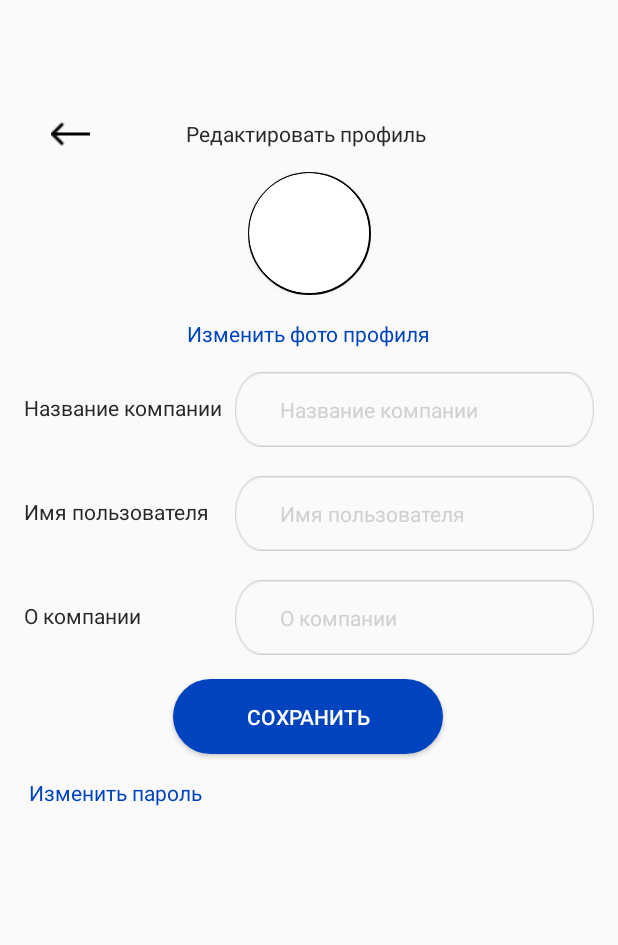
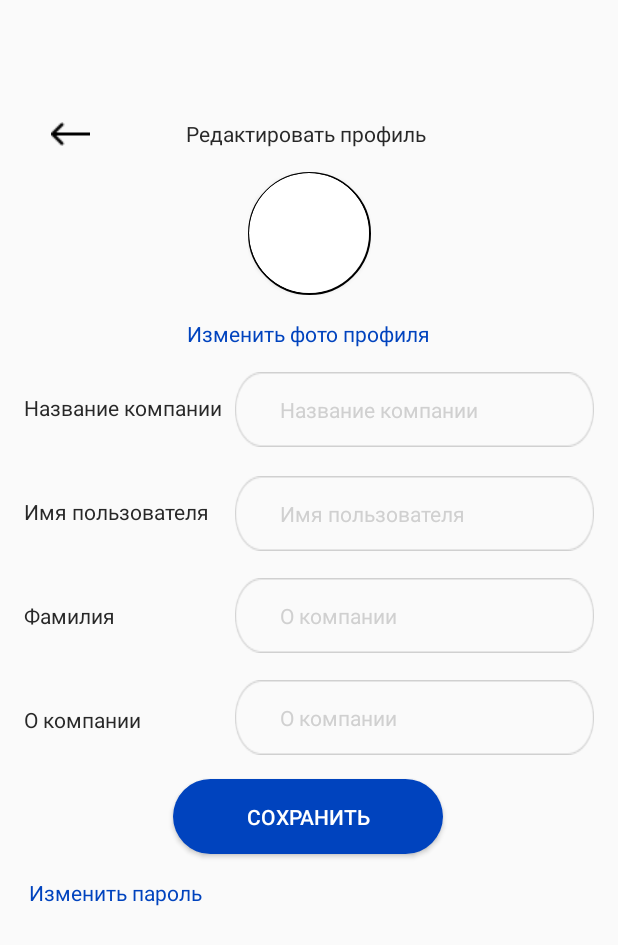
Before and after one commit to inTACdevelopers/inTAC, an Android app: the EditPersonalProfile screen opened directly, with no data from a screen before it, on a phone screen of 412 x 824 dp. Shown: the top 945 px of the screen. Run offline under Robolectric (Android 15) with nearby library versions, the phone set to English and light mode, and no system bars.

Commit message:
Addition of plainSurname to editProfile and plainWebLink to addPost

```diff
--- a/app/src/main/java/com/intac/API/posts/postAdapter.kt
+++ b/app/src/main/java/com/intac/API/posts/postAdapter.kt
@@ -2,6 +2,7 @@ package com.intac.API.posts
 
 import android.annotation.SuppressLint
 import android.content.Intent
+import android.net.Uri
 import android.util.Log
 
 import android.view.LayoutInflater
@@ -24,6 +25,18 @@ class PostAdapter(var user_id: Long) : RecyclerView.Adapter<PostAdapter.PostHold
             tvPostName.text = post.title
             tvDescription.text = post.description;
             imagePost.setImageBitmap(post.photoBitmap)
+
+            btBuying.setOnClickListener {
+                /*var url = post.sellerContact
+
+                if (!url.startsWith("http://") && !url.startsWith("https://")) {
+                    url = "http://" + url
+                }
+
+                val browserintent = Intent(Intent.ACTION_VIEW)
+                browserintent.setData(Uri.parse(url))
+                startActivity(browserintent)*/
+            }
 
             if(post.like){
                 btLike.isChecked = true
--- a/app/src/main/res/layout/activity_create_post.xml
+++ b/app/src/main/res/layout/activity_create_post.xml
@@ -48,7 +48,7 @@
         app:layout_constraintTop_toBottomOf="@+id/plainPostName" />
 
     <EditText
-        android:id="@+id/plainContacts"
+        android:id="@+id/plainWebLink"
         android:layout_width="335dp"
         android:layout_height="50dp"
         android:layout_marginStart="20dp"
@@ -62,7 +62,7 @@
         android:elegantTextHeight="false"
         android:ems="10"
         android:freezesText="false"
-        android:hint="@string/plainContacts"
+        android:hint="@string/plainWebLink"
         android:inputType="textPersonName"
         android:paddingLeft="30dp"
         android:textAllCaps="false"
@@ -123,5 +123,5 @@
         android:textColor="#0043BE"
         android:textStyle="bold"
         app:layout_constraintStart_toStartOf="parent"
-        app:layout_constraintTop_toBottomOf="@+id/plainContacts" />
+        app:layout_constraintTop_toBottomOf="@+id/plainWebLink" />
 </androidx.constraintlayout.widget.ConstraintLayout>
--- a/app/src/main/res/layout/activity_edit_profile.xml
+++ b/app/src/main/res/layout/activity_edit_profile.xml
@@ -5,6 +5,28 @@
     android:layout_width="match_parent"
     android:layout_height="match_parent"
     tools:context=".EditPersonalProfile">
+
+    <EditText
+        android:id="@+id/plainChangeBusinessName2"
+        android:layout_width="239dp"
+        android:layout_height="50dp"
+        android:layout_marginTop="18dp"
+        android:layout_marginEnd="16dp"
+        android:autofillHints=""
+        android:background="@drawable/rectangle"
+        android:backgroundTint="#D0D0D0"
+        android:drawablePadding="25dp"
+        android:elegantTextHeight="false"
+        android:ems="10"
+        android:freezesText="false"
+        android:hint="@string/editDescriptionBusiness"
+        android:paddingLeft="30dp"
+        android:textAllCaps="false"
+        android:textColor="#197BDD"
+        android:textColorHint="#D0D0D0"
+        android:textSize="14sp"
+        app:layout_constraintEnd_toEndOf="parent"
+        app:layout_constraintTop_toBottomOf="@+id/plainChangeBusinessName" />
 
     <TextView
         android:id="@+id/textCompanyDescribtion"
@@ -15,7 +37,7 @@
         android:text="@string/editDescriptionBusiness"
         android:textColor="#282828"
         app:layout_constraintStart_toStartOf="parent"
-        app:layout_constraintTop_toBottomOf="@+id/textUserName" />
+        app:layout_constraintTop_toBottomOf="@+id/textView2" />
 
     <TextView
         android:id="@+id/textChangePasswordBusiness"
@@ -42,13 +64,13 @@
         app:layout_constraintEnd_toEndOf="parent"
         app:layout_constraintHorizontal_bias="0.466"
         app:layout_constraintStart_toStartOf="parent"
-        app:layout_constraintTop_toBottomOf="@+id/plainChangeBusinessName" />
+        app:layout_constraintTop_toBottomOf="@+id/plainChangeBusinessName2" />
 
     <EditText
         android:id="@+id/plainChangeBusinessName"
         android:layout_width="239dp"
         android:layout_height="50dp"
-        android:layout_marginTop="19dp"
+        android:layout_marginTop="18dp"
         android:layout_marginEnd="16dp"
         android:autofillHints=""
         android:background="@drawable/rectangle"
@@ -275,4 +297,15 @@
         </androidx.cardview.widget.CardView>
     </RelativeLayout>
 
+    <TextView
+        android:id="@+id/textView2"
+        android:layout_width="wrap_content"
+        android:layout_height="wrap_content"
+        android:layout_marginStart="16dp"
+        android:layout_marginTop="50dp"
+        android:text="@string/plainEditSurname"
+        android:textColor="#282828"
+        app:layout_constraintStart_toStartOf="parent"
+        app:layout_constraintTop_toBottomOf="@+id/textUserName" />
+
 </androidx.constraintlayout.widget.ConstraintLayout>
--- a/app/src/main/res/values/strings.xml
+++ b/app/src/main/res/values/strings.xml
@@ -65,4 +65,6 @@
     <string name="textSubscribtons">Подписки</string>
     <string name="numSubscribers">100</string>
     <string name="numSubscribtions">100</string>
+    <string name="plainEditSurname">Фамилия</string>
+    <string name="plainWebLink">Ссылка на товар</string>
 </resources>
```
